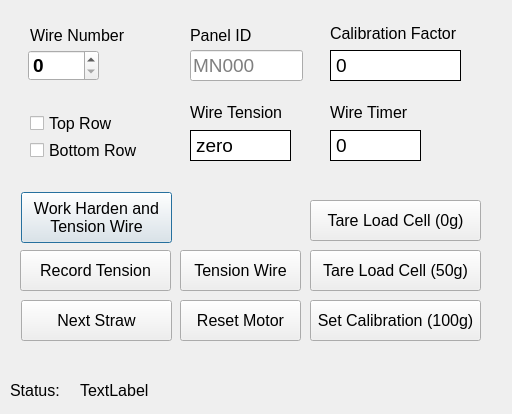
The window that GUIS/panel/current/tension_devices/wire_tensioner/wire_tensioner_window.ui (bamesserly/mu2e-tracker-factory) describes before a commit, drawn with Qt 5.
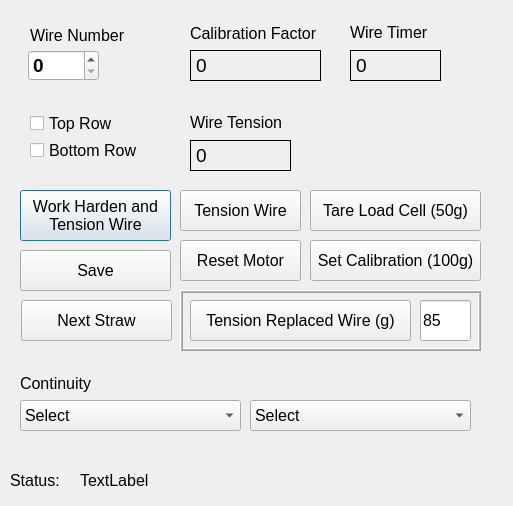
The same window after the commit.

Commit message: Wire Tensioner Updates (#64)

What changed in the file:
```diff
--- a/GUIS/panel/current/tension_devices/wire_tensioner/wire_tensioner_window.ui
+++ b/GUIS/panel/current/tension_devices/wire_tensioner/wire_tensioner_window.ui
@@ -6,8 +6,8 @@
    <rect>
     <x>0</x>
     <y>0</y>
-    <width>512</width>
-    <height>414</height>
+    <width>513</width>
+    <height>506</height>
    </rect>
   </property>
   <property name="windowTitle">
@@ -17,7 +17,7 @@
    <property name="geometry">
     <rect>
      <x>10</x>
-     <y>380</y>
+     <y>470</y>
      <width>55</width>
      <height>21</height>
     </rect>
@@ -38,7 +38,7 @@
    <property name="geometry">
     <rect>
      <x>80</x>
-     <y>380</y>
+     <y>470</y>
      <width>421</width>
      <height>21</height>
     </rect>
@@ -71,8 +71,8 @@
     <widget class="QPushButton" name="tension_harden">
      <property name="geometry">
       <rect>
-       <x>1</x>
-       <y>102</y>
+       <x>0</x>
+       <y>100</y>
        <width>151</width>
        <height>51</height>
       </rect>
@@ -90,392 +90,6 @@
       <bool>true</bool>
      </property>
     </widget>
-    <widget class="QLabel" name="tensionlabel">
-     <property name="geometry">
-      <rect>
-       <x>170</x>
-       <y>40</y>
-       <width>101</width>
-       <height>31</height>
-      </rect>
-     </property>
-     <property name="sizePolicy">
-      <sizepolicy hsizetype="Fixed" vsizetype="Fixed">
-       <horstretch>0</horstretch>
-       <verstretch>0</verstretch>
-      </sizepolicy>
-     </property>
-     <property name="palette">
-      <palette>
-       <active>
-        <colorrole role="Button">
-         <brush brushstyle="SolidPattern">
-          <color alpha="255">
-           <red>255</red>
-           <green>255</green>
-           <blue>255</blue>
-          </color>
-         </brush>
-        </colorrole>
-        <colorrole role="Base">
-         <brush brushstyle="SolidPattern">
-          <color alpha="255">
-           <red>255</red>
-           <green>255</green>
-           <blue>255</blue>
-          </color>
-         </brush>
-        </colorrole>
-        <colorrole role="Window">
-         <brush brushstyle="SolidPattern">
-          <color alpha="255">
-           <red>255</red>
-           <green>255</green>
-           <blue>255</blue>
-          </color>
-         </brush>
-        </colorrole>
-        <colorrole role="Shadow">
-         <brush brushstyle="SolidPattern">
-          <color alpha="255">
-           <red>0</red>
-           <green>0</green>
-           <blue>0</blue>
-          </color>
-         </brush>
-        </colorrole>
-        <colorrole role="AlternateBase">
-         <brush brushstyle="SolidPattern">
-          <color alpha="255">
-           <red>255</red>
-           <green>255</green>
-           <blue>255</blue>
-          </color>
-         </brush>
-        </colorrole>
-       </active>
-       <inactive>
-        <colorrole role="Button">
-         <brush brushstyle="SolidPattern">
-          <color alpha="255">
-           <red>255</red>
-           <green>255</green>
-           <blue>255</blue>
-          </color>
-         </brush>
-        </colorrole>
-        <colorrole role="Base">
-         <brush brushstyle="SolidPattern">
-          <color alpha="255">
-           <red>255</red>
-           <green>255</green>
-           <blue>255</blue>
-          </color>
-         </brush>
-        </colorrole>
-        <colorrole role="Window">
-         <brush brushstyle="SolidPattern">
-          <color alpha="255">
-           <red>255</red>
-           <green>255</green>
-           <blue>255</blue>
-          </color>
-         </brush>
-        </colorrole>
-        <colorrole role="Shadow">
-         <brush brushstyle="SolidPattern">
-          <color alpha="255">
-           <red>0</red>
-           <green>0</green>
-           <blue>0</blue>
-          </color>
-         </brush>
-        </colorrole>
-        <colorrole role="AlternateBase">
-         <brush brushstyle="SolidPattern">
-          <color alpha="255">
-           <red>255</red>
-           <green>255</green>
-           <blue>255</blue>
-          </color>
-         </brush>
-        </colorrole>
-       </inactive>
-       <disabled>
-        <colorrole role="Button">
-         <brush brushstyle="SolidPattern">
-          <color alpha="255">
-           <red>255</red>
-           <green>255</green>
-           <blue>255</blue>
-          </color>
-         </brush>
-        </colorrole>
-        <colorrole role="Base">
-         <brush brushstyle="SolidPattern">
-          <color alpha="255">
-           <red>255</red>
-           <green>255</green>
-           <blue>255</blue>
-          </color>
-         </brush>
-        </colorrole>
-        <colorrole role="Window">
-         <brush brushstyle="SolidPattern">
-          <color alpha="255">
-           <red>255</red>
-           <green>255</green>
-           <blue>255</blue>
-          </color>
-         </brush>
-        </colorrole>
-        <colorrole role="Shadow">
-         <brush brushstyle="SolidPattern">
-          <color alpha="255">
-           <red>0</red>
-           <green>0</green>
-           <blue>0</blue>
-          </color>
-         </brush>
-        </colorrole>
-        <colorrole role="AlternateBase">
-         <brush brushstyle="SolidPattern">
-          <color alpha="255">
-           <red>255</red>
-           <green>255</green>
-           <blue>255</blue>
-          </color>
-         </brush>
-        </colorrole>
-       </disabled>
-      </palette>
-     </property>
-     <property name="font">
-      <font>
-       <pointsize>14</pointsize>
-      </font>
-     </property>
-     <property name="autoFillBackground">
-      <bool>true</bool>
-     </property>
-     <property name="frameShape">
-      <enum>QFrame::Box</enum>
-     </property>
-     <property name="text">
-      <string>zero</string>
-     </property>
-    </widget>
-    <widget class="QLabel" name="label">
-     <property name="geometry">
-      <rect>
-       <x>170</x>
-       <y>12</y>
-       <width>97</width>
-       <height>21</height>
-      </rect>
-     </property>
-     <property name="font">
-      <font>
-       <pointsize>12</pointsize>
-      </font>
-     </property>
-     <property name="text">
-      <string>Wire Tension</string>
-     </property>
-    </widget>
-    <widget class="QLabel" name="strawtimelabel">
-     <property name="geometry">
-      <rect>
-       <x>310</x>
-       <y>40</y>
-       <width>91</width>
-       <height>31</height>
-      </rect>
-     </property>
-     <property name="sizePolicy">
-      <sizepolicy hsizetype="Fixed" vsizetype="Fixed">
-       <horstretch>0</horstretch>
-       <verstretch>0</verstretch>
-      </sizepolicy>
-     </property>
-     <property name="palette">
-      <palette>
-       <active>
-        <colorrole role="Button">
-         <brush brushstyle="SolidPattern">
-          <color alpha="255">
-           <red>255</red>
-           <green>255</green>
-           <blue>255</blue>
-          </color>
-         </brush>
-        </colorrole>
-        <colorrole role="Base">
-         <brush brushstyle="SolidPattern">
-          <color alpha="255">
-           <red>255</red>
-           <green>255</green>
-           <blue>255</blue>
-          </color>
-         </brush>
-        </colorrole>
-        <colorrole role="Window">
-         <brush brushstyle="SolidPattern">
-          <color alpha="255">
-           <red>255</red>
-           <green>255</green>
-           <blue>255</blue>
-          </color>
-         </brush>
-        </colorrole>
-        <colorrole role="Shadow">
-         <brush brushstyle="SolidPattern">
-          <color alpha="255">
-           <red>0</red>
-           <green>0</green>
-           <blue>0</blue>
-          </color>
-         </brush>
-        </colorrole>
-        <colorrole role="AlternateBase">
-         <brush brushstyle="SolidPattern">
-          <color alpha="255">
-           <red>255</red>
-           <green>255</green>
-           <blue>255</blue>
-          </color>
-         </brush>
-        </colorrole>
-       </active>
-       <inactive>
-        <colorrole role="Button">
-         <brush brushstyle="SolidPattern">
-          <color alpha="255">
-           <red>255</red>
-           <green>255</green>
-           <blue>255</blue>
-          </color>
-         </brush>
-        </colorrole>
-        <colorrole role="Base">
-         <brush brushstyle="SolidPattern">
-          <color alpha="255">
-           <red>255</red>
-           <green>255</green>
-           <blue>255</blue>
-          </color>
-         </brush>
-        </colorrole>
-        <colorrole role="Window">
-         <brush brushstyle="SolidPattern">
-          <color alpha="255">
-           <red>255</red>
-           <green>255</green>
-           <blue>255</blue>
-          </color>
-         </brush>
-        </colorrole>
-        <colorrole role="Shadow">
-         <brush brushstyle="SolidPattern">
-          <color alpha="255">
-           <red>0</red>
-           <green>0</green>
-           <blue>0</blue>
-          </color>
-         </brush>
-        </colorrole>
-        <colorrole role="AlternateBase">
-         <brush brushstyle="SolidPattern">
-          <color alpha="255">
-           <red>255</red>
-           <green>255</green>
-           <blue>255</blue>
-          </color>
-         </brush>
-        </colorrole>
-       </inactive>
-       <disabled>
-        <colorrole role="Button">
-         <brush brushstyle="SolidPattern">
-          <color alpha="255">
-           <red>255</red>
-           <green>255</green>
-           <blue>255</blue>
-          </color>
-         </brush>
-        </colorrole>
-        <colorrole role="Base">
-         <brush brushstyle="SolidPattern">
-          <color alpha="255">
-           <red>255</red>
-           <green>255</green>
-           <blue>255</blue>
-          </color>
-         </brush>
-        </colorrole>
-        <colorrole role="Window">
-         <brush brushstyle="SolidPattern">
-          <color alpha="255">
-           <red>255</red>
-           <green>255</green>
-           <blue>255</blue>
-          </color>
-         </brush>
-        </colorrole>
-        <colorrole role="Shadow">
-         <brush brushstyle="SolidPattern">
-          <color alpha="255">
-           <red>0</red>
-           <green>0</green>
-           <blue>0</blue>
-          </color>
-         </brush>
-        </colorrole>
-        <colorrole role="AlternateBase">
-         <brush brushstyle="SolidPattern">
-          <color alpha="255">
-           <red>255</red>
-           <green>255</green>
-           <blue>255</blue>
-          </color>
-         </brush>
-        </colorrole>
-       </disabled>
-      </palette>
-     </property>
-     <property name="font">
-      <font>
-       <pointsize>14</pointsize>
-      </font>
-     </property>
-     <property name="autoFillBackground">
-      <bool>true</bool>
-     </property>
-     <property name="frameShape">
-      <enum>QFrame::Box</enum>
-     </property>
-     <property name="text">
-      <string>0</string>
-     </property>
-    </widget>
-    <widget class="QLabel" name="label_9">
-     <property name="geometry">
-      <rect>
-       <x>310</x>
-       <y>12</y>
-       <width>91</width>
-       <height>21</height>
-      </rect>
-     </property>
-     <property name="font">
-      <font>
-       <pointsize>12</pointsize>
-      </font>
-     </property>
-     <property name="text">
-      <string>Wire Timer</string>
-     </property>
-    </widget>
     <widget class="QPushButton" name="recordtension">
      <property name="geometry">
       <rect>
@@ -491,7 +105,7 @@
       </font>
      </property>
      <property name="text">
-      <string>Record Tension</string>
+      <string>Save</string>
      </property>
      <property name="checkable">
       <bool>true</bool>
@@ -570,7 +184,7 @@
      <property name="geometry">
       <rect>
        <x>160</x>
-       <y>210</y>
+       <y>150</y>
        <width>121</width>
        <height>41</height>
       </rect>
@@ -591,7 +205,7 @@
      <property name="geometry">
       <rect>
        <x>160</x>
-       <y>160</y>
+       <y>100</y>
        <width>121</width>
        <height>41</height>
       </rect>
@@ -612,7 +226,7 @@
      <property name="geometry">
       <rect>
        <x>290</x>
-       <y>160</y>
+       <y>100</y>
        <width>171</width>
        <height>41</height>
       </rect>
@@ -633,7 +247,7 @@
      <property name="geometry">
       <rect>
        <x>290</x>
-       <y>210</y>
+       <y>150</y>
        <width>171</width>
        <height>41</height>
       </rect>
@@ -668,27 +282,299 @@
       <string/>
      </property>
     </widget>
-    <widget class="QPushButton" name="tarebutton2">
+    <widget class="QLabel" name="calibfactor_2">
      <property name="geometry">
       <rect>
-       <x>290</x>
-       <y>110</y>
-       <width>171</width>
-       <height>41</height>
+       <x>300</x>
+       <y>290</y>
+       <width>131</width>
+       <height>31</height>
       </rect>
      </property>
      <property name="font">
       <font>
-       <pointsize>12</pointsize>
+       <pointsize>14</pointsize>
       </font>
      </property>
-     <property name="text">
-      <string>Tare Load Cell (0g)</string>
-     </property>
-     <property name="checkable">
+     <property name="autoFillBackground">
       <bool>true</bool>
      </property>
     </widget>
+    <widget class="QLabel" name="tensionlabel">
+     <property name="geometry">
+      <rect>
+       <x>170</x>
+       <y>50</y>
+       <width>101</width>
+       <height>31</height>
+      </rect>
+     </property>
+     <property name="sizePolicy">
+      <sizepolicy hsizetype="Fixed" vsizetype="Fixed">
+       <horstretch>0</horstretch>
+       <verstretch>0</verstretch>
+      </sizepolicy>
+     </property>
+     <property name="palette">
+      <palette>
+       <active>
+        <colorrole role="Button">
+         <brush brushstyle="SolidPattern">
+          <color alpha="255">
+           <red>255</red>
+           <green>255</green>
+           <blue>255</blue>
+          </color>
+         </brush>
+        </colorrole>
+        <colorrole role="Base">
+         <brush brushstyle="SolidPattern">
+          <color alpha="255">
+           <red>255</red>
+           <green>255</green>
+           <blue>255</blue>
+          </color>
+         </brush>
+        </colorrole>
+        <colorrole role="Window">
+         <brush brushstyle="SolidPattern">
+          <color alpha="255">
+           <red>255</red>
+           <green>255</green>
+           <blue>255</blue>
+          </color>
+         </brush>
+        </colorrole>
+        <colorrole role="Shadow">
+         <brush brushstyle="SolidPattern">
+          <color alpha="255">
+           <red>0</red>
+           <green>0</green>
+           <blue>0</blue>
+          </color>
+         </brush>
+        </colorrole>
+        <colorrole role="AlternateBase">
+         <brush brushstyle="SolidPattern">
+          <color alpha="255">
+           <red>255</red>
+           <green>255</green>
+           <blue>255</blue>
+          </color>
+         </brush>
+        </colorrole>
+       </active>
+       <inactive>
+        <colorrole role="Button">
+         <brush brushstyle="SolidPattern">
+          <color alpha="255">
+           <red>255</red>
+           <green>255</green>
+           <blue>255</blue>
+          </color>
+         </brush>
+        </colorrole>
+        <colorrole role="Base">
+         <brush brushstyle="SolidPattern">
+          <color alpha="255">
+           <red>255</red>
+           <green>255</green>
+           <blue>255</blue>
+          </color>
+         </brush>
+        </colorrole>
+        <colorrole role="Window">
+         <brush brushstyle="SolidPattern">
+          <color alpha="255">
+           <red>255</red>
+           <green>255</green>
+           <blue>255</blue>
+          </color>
+         </brush>
+        </colorrole>
+        <colorrole role="Shadow">
+         <brush brushstyle="SolidPattern">
+          <color alpha="255">
+           <red>0</red>
+           <green>0</green>
+           <blue>0</blue>
+          </color>
+         </brush>
+        </colorrole>
+        <colorrole role="AlternateBase">
+         <brush brushstyle="SolidPattern">
+          <color alpha="255">
+           <red>255</red>
+           <green>255</green>
+           <blue>255</blue>
+          </color>
+         </brush>
+        </colorrole>
+       </inactive>
+       <disabled>
+        <colorrole role="Button">
+         <brush brushstyle="SolidPattern">
+          <color alpha="255">
+           <red>255</red>
+           <green>255</green>
+           <blue>255</blue>
+          </color>
+         </brush>
+        </colorrole>
+        <colorrole role="Base">
+         <brush brushstyle="SolidPattern">
+          <color alpha="255">
+           <red>255</red>
+           <green>255</green>
+           <blue>255</blue>
+          </color>
+         </brush>
+        </colorrole>
+        <colorrole role="Window">
+         <brush brushstyle="SolidPattern">
+          <color alpha="255">
+           <red>255</red>
+           <green>255</green>
+           <blue>255</blue>
+          </color>
+         </brush>
+        </colorrole>
+        <colorrole role="Shadow">
+         <brush brushstyle="SolidPattern">
+          <color alpha="255">
+           <red>0</red>
+           <green>0</green>
+           <blue>0</blue>
+          </color>
+         </brush>
+        </colorrole>
+        <colorrole role="AlternateBase">
+         <brush brushstyle="SolidPattern">
+          <color alpha="255">
+           <red>255</red>
+           <green>255</green>
+           <blue>255</blue>
+          </color>
+         </brush>
+        </colorrole>
+       </disabled>
+      </palette>
+     </property>
+     <property name="font">
+      <font>
+       <pointsize>14</pointsize>
+      </font>
+     </property>
+     <property name="autoFillBackground">
+      <bool>false</bool>
+     </property>
+     <property name="frameShape">
+      <enum>QFrame::Box</enum>
+     </property>
+     <property name="text">
+      <string>0</string>
+     </property>
+    </widget>
+    <widget class="QLabel" name="label">
+     <property name="geometry">
+      <rect>
+       <x>170</x>
+       <y>22</y>
+       <width>97</width>
+       <height>21</height>
+      </rect>
+     </property>
+     <property name="font">
+      <font>
+       <pointsize>12</pointsize>
+      </font>
+     </property>
+     <property name="text">
+      <string>Wire Tension</string>
+     </property>
+    </widget>
+    <widget class="QFrame" name="frame">
+     <property name="geometry">
+      <rect>
+       <x>160</x>
+       <y>200</y>
+       <width>301</width>
+       <height>61</height>
+      </rect>
+     </property>
+     <property name="font">
+      <font>
+       <pointsize>10</pointsize>
+       <weight>50</weight>
+       <bold>false</bold>
+      </font>
+     </property>
+     <property name="frameShape">
+      <enum>QFrame::Box</enum>
+     </property>
+     <property name="frameShadow">
+      <enum>QFrame::Raised</enum>
+     </property>
+     <property name="lineWidth">
+      <number>1</number>
+     </property>
+     <property name="midLineWidth">
+      <number>1</number>
+     </property>
+     <widget class="QPushButton" name="tension_replaced">
+      <property name="geometry">
+       <rect>
+        <x>10</x>
+        <y>10</y>
+        <width>221</width>
+        <height>41</height>
+       </rect>
+      </property>
+      <property name="font">
+       <font>
+        <pointsize>12</pointsize>
+       </font>
+      </property>
+      <property name="text">
+       <string>Tension Replaced Wire (g)</string>
+      </property>
+      <property name="checkable">
+       <bool>true</bool>
+      </property>
+     </widget>
+     <widget class="QLineEdit" name="retension_val">
+      <property name="geometry">
+       <rect>
+        <x>240</x>
+        <y>10</y>
+        <width>51</width>
+        <height>41</height>
+       </rect>
+      </property>
+      <property name="font">
+       <font>
+        <pointsize>12</pointsize>
+       </font>
+      </property>
+      <property name="text">
+       <string>85</string>
+      </property>
+     </widget>
+    </widget>
+    <zorder>frame</zorder>
+    <zorder>tension_harden</zorder>
+    <zorder>recordtension</zorder>
+    <zorder>next_straw</zorder>
+    <zorder>topcheck</zorder>
+    <zorder>bottomcheck</zorder>
+    <zorder>resetmotor</zorder>
+    <zorder>tension_only</zorder>
+    <zorder>tarebutton</zorder>
+    <zorder>setcalbutton</zorder>
+    <zorder>recordlabel</zorder>
+    <zorder>calibfactor_2</zorder>
+    <zorder>tensionlabel</zorder>
+    <zorder>label</zorder>
    </widget>
    <widget class="QWidget" name="page_2">
     <widget class="QWidget" name="layoutWidget_2">
@@ -1180,7 +1066,7 @@
   <widget class="QLabel" name="caliblabel_2">
    <property name="geometry">
     <rect>
-     <x>330</x>
+     <x>190</x>
      <y>20</y>
      <width>137</width>
      <height>27</height>
@@ -1198,7 +1084,7 @@
   <widget class="QLabel" name="calibfactor">
    <property name="geometry">
     <rect>
-     <x>330</x>
+     <x>190</x>
      <y>50</y>
      <width>131</width>
      <height>31</height>
@@ -1355,7 +1241,7 @@
     </font>
    </property>
    <property name="autoFillBackground">
-    <bool>true</bool>
+    <bool>false</bool>
    </property>
    <property name="frameShape">
     <enum>QFrame::Box</enum>
@@ -1367,10 +1253,10 @@
   <widget class="QLabel" name="label_5">
    <property name="geometry">
     <rect>
-     <x>190</x>
-     <y>20</y>
-     <width>101</width>
-     <height>31</height>
+     <x>20</x>
+     <y>370</y>
+     <width>137</width>
+     <height>27</height>
     </rect>
    </property>
    <property name="font">
@@ -1379,29 +1265,306 @@
     </font>
    </property>
    <property name="text">
-    <string>Panel ID</string>
+    <string>Continuity</string>
    </property>
   </widget>
-  <widget class="QLineEdit" name="panelID">
+  <widget class="QComboBox" name="selectWireAlignment">
    <property name="geometry">
     <rect>
-     <x>190</x>
+     <x>250</x>
+     <y>400</y>
+     <width>221</width>
+     <height>31</height>
+    </rect>
+   </property>
+   <property name="font">
+    <font>
+     <pointsize>12</pointsize>
+    </font>
+   </property>
+   <item>
+    <property name="text">
+     <string>Select</string>
+    </property>
+   </item>
+   <item>
+    <property name="text">
+     <string>Short, Top</string>
+    </property>
+   </item>
+   <item>
+    <property name="text">
+     <string>Short, Middle</string>
+    </property>
+   </item>
+   <item>
+    <property name="text">
+     <string>Short, Bottom</string>
+    </property>
+   </item>
+   <item>
+    <property name="text">
+     <string>Middle, Top</string>
+    </property>
+   </item>
+   <item>
+    <property name="text">
+     <string>True Middle</string>
+    </property>
+   </item>
+   <item>
+    <property name="text">
+     <string>Middle, Bottom</string>
+    </property>
+   </item>
+   <item>
+    <property name="text">
+     <string>Long, Top</string>
+    </property>
+   </item>
+   <item>
+    <property name="text">
+     <string>Long, Middle</string>
+    </property>
+   </item>
+   <item>
+    <property name="text">
+     <string>Long, Bottom</string>
+    </property>
+   </item>
+  </widget>
+  <widget class="QComboBox" name="selectContinuity">
+   <property name="geometry">
+    <rect>
+     <x>20</x>
+     <y>400</y>
+     <width>221</width>
+     <height>31</height>
+    </rect>
+   </property>
+   <property name="font">
+    <font>
+     <pointsize>12</pointsize>
+    </font>
+   </property>
+   <item>
+    <property name="text">
+     <string>Select</string>
+    </property>
+   </item>
+   <item>
+    <property name="text">
+     <string>Pass: No Continuity</string>
+    </property>
+   </item>
+   <item>
+    <property name="text">
+     <string>Fail: Right Continuity</string>
+    </property>
+   </item>
+   <item>
+    <property name="text">
+     <string>Fail: Left Continuity</string>
+    </property>
+   </item>
+   <item>
+    <property name="text">
+     <string>Fail: Both Continuity</string>
+    </property>
+   </item>
+  </widget>
+  <widget class="QLabel" name="strawtimelabel">
+   <property name="geometry">
+    <rect>
+     <x>350</x>
      <y>50</y>
-     <width>113</width>
+     <width>91</width>
      <height>31</height>
     </rect>
    </property>
+   <property name="sizePolicy">
+    <sizepolicy hsizetype="Fixed" vsizetype="Fixed">
+     <horstretch>0</horstretch>
+     <verstretch>0</verstretch>
+    </sizepolicy>
+   </property>
+   <property name="palette">
+    <palette>
+     <active>
+      <colorrole role="Button">
+       <brush brushstyle="SolidPattern">
+        <color alpha="255">
+         <red>255</red>
+         <green>255</green>
+         <blue>255</blue>
+        </color>
+       </brush>
+      </colorrole>
+      <colorrole role="Base">
+       <brush brushstyle="SolidPattern">
+        <color alpha="255">
+         <red>255</red>
+         <green>255</green>
+         <blue>255</blue>
+        </color>
+       </brush>
+      </colorrole>
+      <colorrole role="Window">
+       <brush brushstyle="SolidPattern">
+        <color alpha="255">
+         <red>255</red>
+         <green>255</green>
+         <blue>255</blue>
+        </color>
+       </brush>
+      </colorrole>
+      <colorrole role="Shadow">
+       <brush brushstyle="SolidPattern">
+        <color alpha="255">
+         <red>0</red>
+         <green>0</green>
+         <blue>0</blue>
+        </color>
+       </brush>
+      </colorrole>
+      <colorrole role="AlternateBase">
+       <brush brushstyle="SolidPattern">
+        <color alpha="255">
+         <red>255</red>
+         <green>255</green>
+         <blue>255</blue>
+        </color>
+       </brush>
+      </colorrole>
+     </active>
+     <inactive>
+      <colorrole role="Button">
+       <brush brushstyle="SolidPattern">
+        <color alpha="255">
+         <red>255</red>
+         <green>255</green>
+         <blue>255</blue>
+        </color>
+       </brush>
+      </colorrole>
+      <colorrole role="Base">
+       <brush brushstyle="SolidPattern">
+        <color alpha="255">
+         <red>255</red>
+         <green>255</green>
+         <blue>255</blue>
+        </color>
+       </brush>
+      </colorrole>
+      <colorrole role="Window">
+       <brush brushstyle="SolidPattern">
+        <color alpha="255">
+         <red>255</red>
+         <green>255</green>
+         <blue>255</blue>
+        </color>
+       </brush>
+      </colorrole>
+      <colorrole role="Shadow">
+       <brush brushstyle="SolidPattern">
+        <color alpha="255">
+         <red>0</red>
+         <green>0</green>
+         <blue>0</blue>
+        </color>
+       </brush>
+      </colorrole>
+      <colorrole role="AlternateBase">
+       <brush brushstyle="SolidPattern">
+        <color alpha="255">
+         <red>255</red>
+         <green>255</green>
+         <blue>255</blue>
+        </color>
+       </brush>
+      </colorrole>
+     </inactive>
+     <disabled>
+      <colorrole role="Button">
+       <brush brushstyle="SolidPattern">
+        <color alpha="255">
+         <red>255</red>
+         <green>255</green>
+         <blue>255</blue>
+        </color>
+       </brush>
+      </colorrole>
+      <colorrole role="Base">
+       <brush brushstyle="SolidPattern">
+        <color alpha="255">
+         <red>255</red>
+         <green>255</green>
+         <blue>255</blue>
+        </color>
+       </brush>
+      </colorrole>
+      <colorrole role="Window">
+       <brush brushstyle="SolidPattern">
+        <color alpha="255">
+         <red>255</red>
+         <green>255</green>
+         <blue>255</blue>
+        </color>
+       </brush>
+      </colorrole>
+      <colorrole role="Shadow">
+       <brush brushstyle="SolidPattern">
+        <color alpha="255">
+         <red>0</red>
+         <green>0</green>
+         <blue>0</blue>
+        </color>
+       </brush>
+      </colorrole>
+      <colorrole role="AlternateBase">
+       <brush brushstyle="SolidPattern">
+        <color alpha="255">
+         <red>255</red>
+         <green>255</green>
+         <blue>255</blue>
+        </color>
+       </brush>
+      </colorrole>
+     </disabled>
+    </palette>
+   </property>
    <property name="font">
     <font>
      <pointsize>14</pointsize>
     </font>
    </property>
+   <property name="autoFillBackground">
+    <bool>false</bool>
+   </property>
+   <property name="frameShape">
+    <enum>QFrame::Box</enum>
+   </property>
    <property name="text">
-    <string/>
+    <string>0</string>
    </property>
-   <property name="placeholderText">
-    <string>MN000</string>
+  </widget>
+  <widget class="QLabel" name="label_9">
+   <property name="geometry">
+    <rect>
+     <x>350</x>
+     <y>22</y>
+     <width>91</width>
+     <height>21</height>
+    </rect>
    </property>
+   <property name="font">
+    <font>
+     <pointsize>12</pointsize>
+    </font>
+   </property>
+   <property name="text">
+    <string>Wire Timer</string>
+   </property>
   </widget>
  </widget>
  <layoutdefault spacing="6" margin="11"/>
```
Left out of the diff: 165 changed lines with no effect on the pictures. The commit also changes 7 other files.
